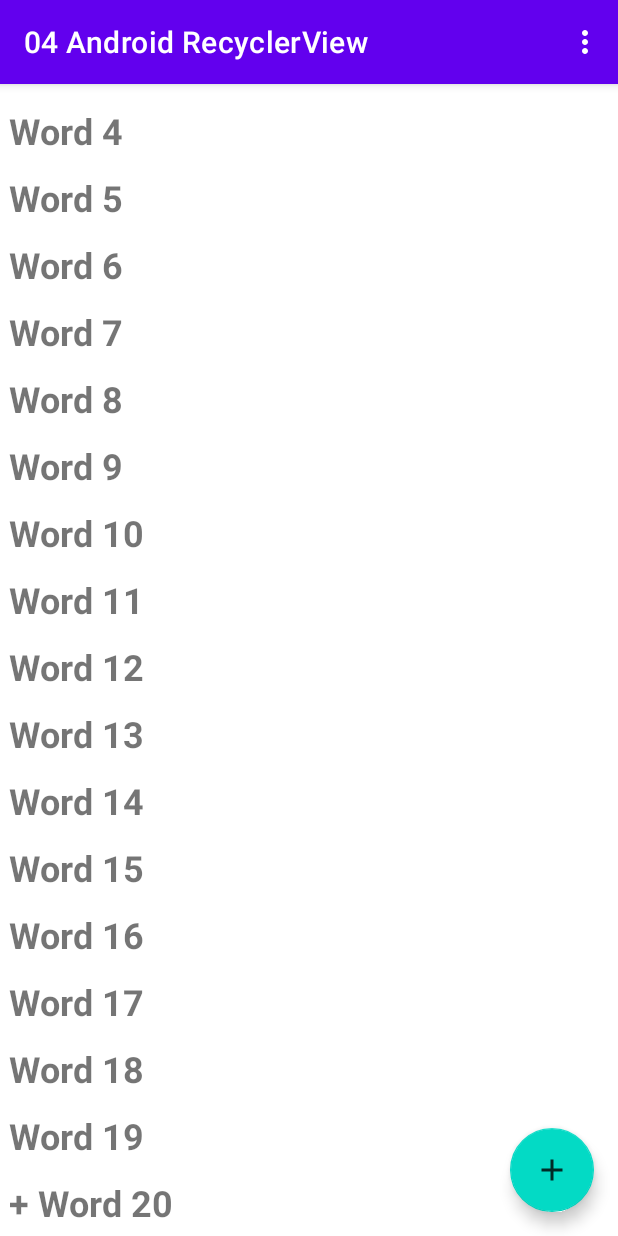
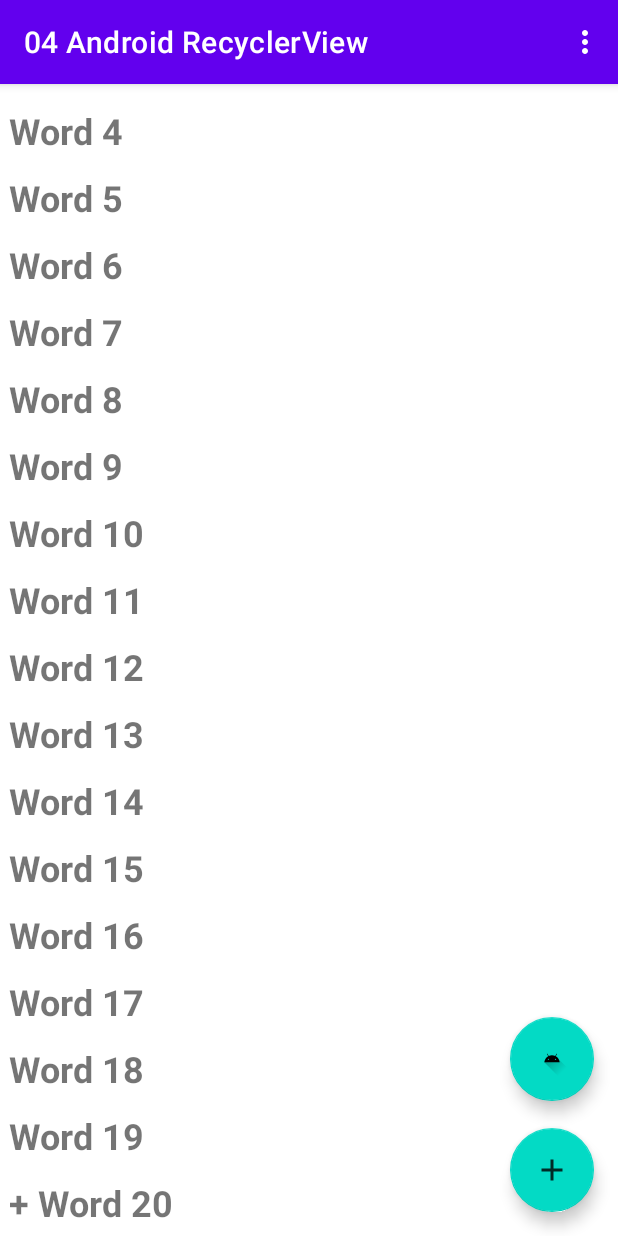
Before and after one commit to AnnisaFitry/04-android-recyclerview, an Android app: the screen it shows after launch (MainActivity), after a tap on an icon or button, on a phone screen of 412 x 824 dp. Run offline under Robolectric (Android 15) with nearby library versions, the phone set to English and light mode, and no system bars.

Commit message:
Revert "challenge_fix"
This reverts commit 544a58e1e519b44933a500157443fc9c7b578d84.

```diff
--- a/app/src/main/java/jti/annisafitriy/a04androidrecyclerview/MainActivity.java
+++ b/app/src/main/java/jti/annisafitriy/a04androidrecyclerview/MainActivity.java
@@ -1,22 +1,22 @@
 package jti.annisafitriy.a04androidrecyclerview;
 
-import android.annotation.SuppressLint;
 import android.os.Bundle;
 import android.view.Menu;
 import android.view.MenuItem;
+import android.view.View;
 import androidx.appcompat.widget.Toolbar;
 import androidx.appcompat.app.AppCompatActivity;
 import androidx.recyclerview.widget.LinearLayoutManager;
 import androidx.recyclerview.widget.RecyclerView;
+
 import com.google.android.material.floatingactionbutton.FloatingActionButton;
 
 import java.util.LinkedList;
-import java.util.Objects;
 
 public class MainActivity extends AppCompatActivity {
     private final LinkedList<String> mWordList = new LinkedList<>();
     private RecyclerView mRecyclerView;
-
+    private WordListAdapter mAdapter;
     @Override
     protected void onCreate(Bundle savedInstanceState) {
         super.onCreate(savedInstanceState);
@@ -25,20 +25,34 @@ public class MainActivity extends AppCompatActivity {
         setSupportActionBar(toolbar);
 
         FloatingActionButton fab = findViewById(R.id.fab);
-        fab.setOnClickListener(view -> {
-            int wordListSize = mWordList.size();
-            mWordList.addLast("+ Word " + wordListSize);
-            Objects.requireNonNull(mRecyclerView.getAdapter()).notifyItemInserted(wordListSize);
-            mRecyclerView.smoothScrollToPosition(wordListSize);
+        fab.setOnClickListener(new View.OnClickListener() {
+            @Override
+            public void onClick(View view) {
+                int wordListSize = mWordList.size();
+                mWordList.addLast("+ Word " + wordListSize);
+                mRecyclerView.getAdapter().notifyItemInserted(wordListSize);
+                mRecyclerView.smoothScrollToPosition(wordListSize);
+            }
         });
 
         for (int i = 0; i < 20; i++) {
             mWordList.addLast("Word " + i);
         }
         mRecyclerView = findViewById(R.id.recyclerview);
-        WordListAdapter mAdapter = new WordListAdapter(this, mWordList);
+        mAdapter = new WordListAdapter(this, mWordList);
         mRecyclerView.setAdapter(mAdapter);
         mRecyclerView.setLayoutManager(new LinearLayoutManager(this));
+        FloatingActionButton fab2 = findViewById(R.id.fab2);
+        fab2.setOnClickListener(new View.OnClickListener() {
+            @Override
+            public void onClick(View view) {
+                mWordList.clear();
+                for (int i = 0; i < 20; i++) {
+                    mWordList.addLast("Word " + i);
+                }
+                mAdapter.notifyDataSetChanged();
+            }
+        });
     }
 
     @Override
@@ -48,7 +62,6 @@ public class MainActivity extends AppCompatActivity {
         return true;
     }
 
-    @SuppressLint("NotifyDataSetChanged")
     @Override
     public boolean onOptionsItemSelected(MenuItem item) {
         // Handle action bar item clicks here. The action bar will
@@ -57,12 +70,7 @@ public class MainActivity extends AppCompatActivity {
         int id = item.getItemId();
 
         //noinspection SimplifiableIfStatement
-        if (id == R.id.reset) {
-            mWordList.clear();
-            for (int i = 0; i < 20; i++){
-                mWordList.addLast("Word " + i);
-            }
-            Objects.requireNonNull(mRecyclerView.getAdapter()).notifyDataSetChanged();
+        if (id == R.id.action_settings) {
             return true;
         }
 
--- a/app/src/main/res/layout/activity_main.xml
+++ b/app/src/main/res/layout/activity_main.xml
@@ -27,7 +27,15 @@
         android:layout_height="wrap_content"
         android:layout_gravity="bottom|end"
         android:layout_margin="@dimen/fab_margin"
-        app:srcCompat="@drawable/ic_add_for_fab"
-        tools:ignore="ContentDescription" />
+        app:srcCompat="@drawable/ic_add_for_fab" />
+
+    <com.google.android.material.floatingactionbutton.FloatingActionButton
+        android:id="@+id/fab2"
+        android:layout_width="wrap_content"
+        android:layout_height="wrap_content"
+        android:layout_gravity="bottom|end"
+        android:layout_marginBottom="90dp"
+        android:layout_marginRight="16dp"
+        app:srcCompat="@drawable/ic_launcher_foreground" />
 
 </androidx.coordinatorlayout.widget.CoordinatorLayout>
--- a/app/src/main/res/menu/menu_main.xml
+++ b/app/src/main/res/menu/menu_main.xml
@@ -3,8 +3,8 @@
     xmlns:tools="http://schemas.android.com/tools"
     tools:context="jti.annisafitriy.a04androidrecyclerview.MainActivity">
     <item
-        android:id="@+id/reset"
+        android:id="@+id/action_settings"
         android:orderInCategory="100"
-        android:title="@string/reset"
+        android:title="@string/action_settings"
         app:showAsAction="never" />
 </menu>
--- a/app/src/main/res/values/strings.xml
+++ b/app/src/main/res/values/strings.xml
@@ -1,11 +1,12 @@
 <resources>
     <string name="app_name">04 Android RecyclerView</string>
-    <string name="reset">Reset</string>
+    <string name="action_settings">Settings</string>
     <!-- Strings used for fragments for navigation -->
     <string name="first_fragment_label">First Fragment</string>
     <string name="second_fragment_label">Second Fragment</string>
     <string name="next">Next</string>
     <string name="previous">Previous</string>
+
     <string name="hello_first_fragment">Hello first fragment</string>
     <string name="hello_second_fragment">Hello second fragment. Arg: %1$s</string>
 </resources>
```
